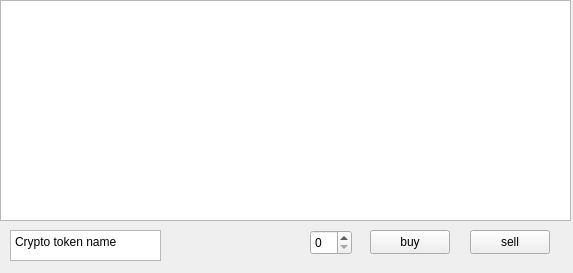
Before: the Qt Designer form client/crypto.ui in SushantKumarPandey/Crypto-Tradeing-App-with-fake-currency, drawn with Qt 5.
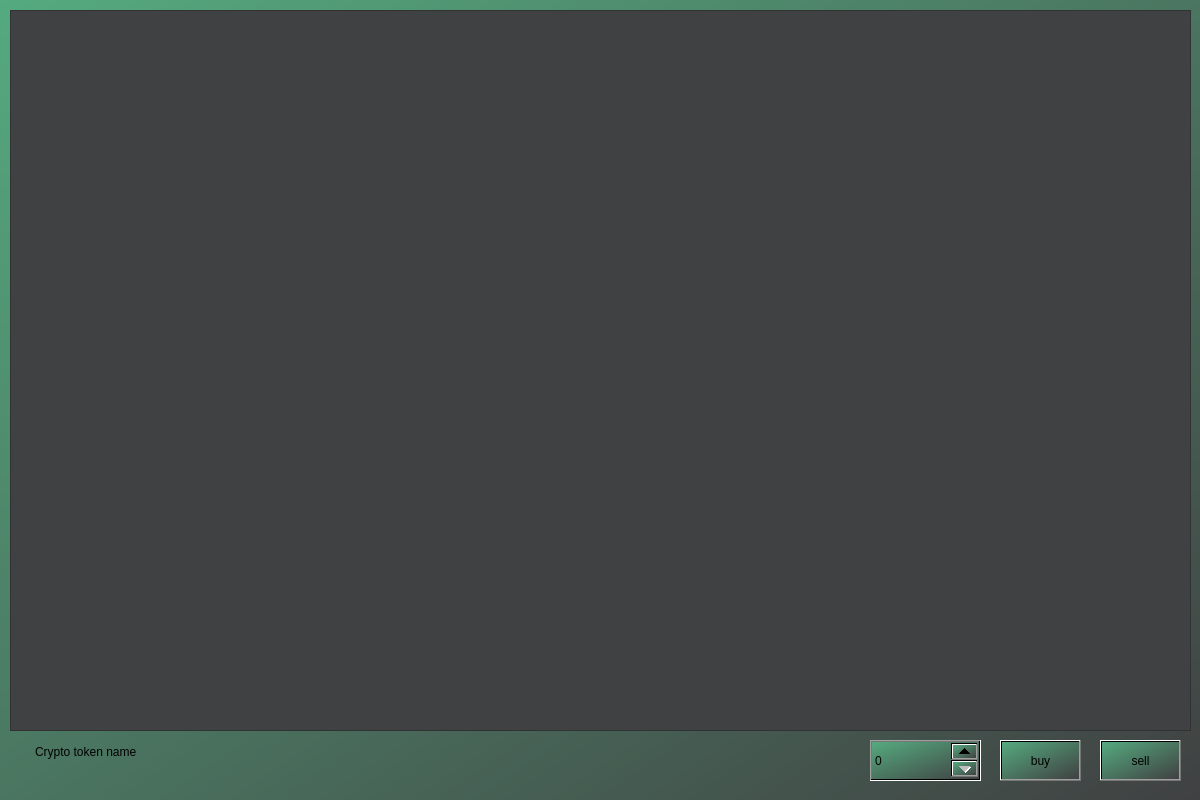
After: the same form once the commit is applied.

Commit message: fix(UI): Verschönerung und anpassungen

The edit to the form file:
```diff
--- a/client/crypto.ui
+++ b/client/crypto.ui
@@ -6,31 +6,42 @@
    <rect>
     <x>0</x>
     <y>0</y>
-    <width>573</width>
-    <height>273</height>
+    <width>1200</width>
+    <height>800</height>
    </rect>
   </property>
   <property name="windowTitle">
    <string>Form</string>
   </property>
+  <property name="styleSheet">
+   <string notr="true">background-color: qlineargradient(spread:reflect, x1:0, y1:0, x2:1, y2:1, stop:0 rgba(85, 170, 127, 255), stop:1 rgba(64, 65, 66, 255));
+font: 14pt &quot;Segoe UI&quot;;</string>
+  </property>
   <widget class="QGraphicsView" name="graphicsView">
    <property name="geometry">
     <rect>
-     <x>0</x>
-     <y>0</y>
-     <width>571</width>
-     <height>221</height>
-    </rect>
-   </property>
-  </widget>
-  <widget class="QPlainTextEdit" name="plainTextEdit">
-   <property name="geometry">
-    <rect>
      <x>10</x>
-     <y>230</y>
-     <width>151</width>
-     <height>31</height>
+     <y>10</y>
+     <width>1181</width>
+     <height>721</height>
     </rect>
+   </property>
+   <property name="styleSheet">
+    <string notr="true">background-color: rgb(64, 65, 66);</string>
+   </property>
+  </widget>
+  <widget class="QPlainTextEdit" name="plainTextEdit">
+   <property name="geometry">
+    <rect>
+     <x>30</x>
+     <y>740</y>
+     <width>241</width>
+     <height>51</height>
+    </rect>
+   </property>
+   <property name="styleSheet">
+    <string notr="true">background-color: transparent;
+</string>
    </property>
    <property name="plainText">
     <string>Crypto token name</string>
@@ -39,10 +50,10 @@
   <widget class="QPushButton" name="pushButton">
    <property name="geometry">
     <rect>
-     <x>370</x>
-     <y>230</y>
-     <width>80</width>
-     <height>24</height>
+     <x>1000</x>
+     <y>740</y>
+     <width>81</width>
+     <height>41</height>
     </rect>
    </property>
    <property name="text">
@@ -52,10 +63,10 @@
   <widget class="QPushButton" name="pushButton_2">
    <property name="geometry">
     <rect>
-     <x>470</x>
-     <y>230</y>
-     <width>80</width>
-     <height>24</height>
+     <x>1100</x>
+     <y>740</y>
+     <width>81</width>
+     <height>41</height>
     </rect>
    </property>
    <property name="text">
@@ -65,10 +76,10 @@
   <widget class="QSpinBox" name="spinBox">
    <property name="geometry">
     <rect>
-     <x>310</x>
-     <y>230</y>
-     <width>42</width>
-     <height>25</height>
+     <x>870</x>
+     <y>740</y>
+     <width>111</width>
+     <height>41</height>
     </rect>
    </property>
   </widget>
```
The commit also changes 4 other files.
